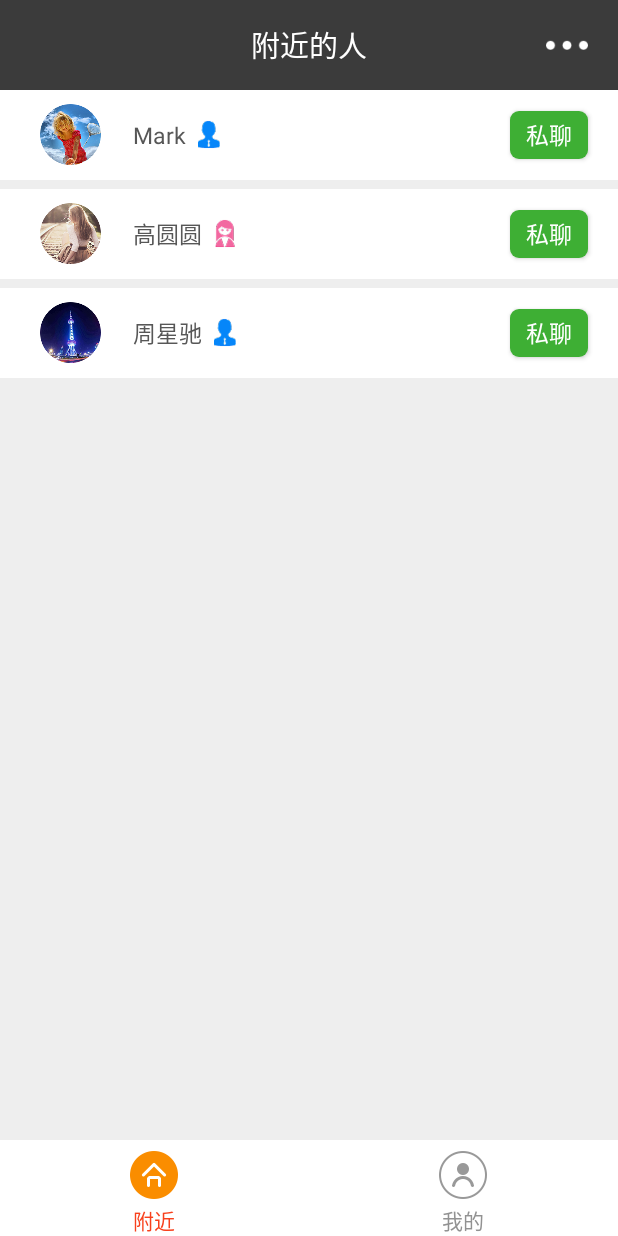
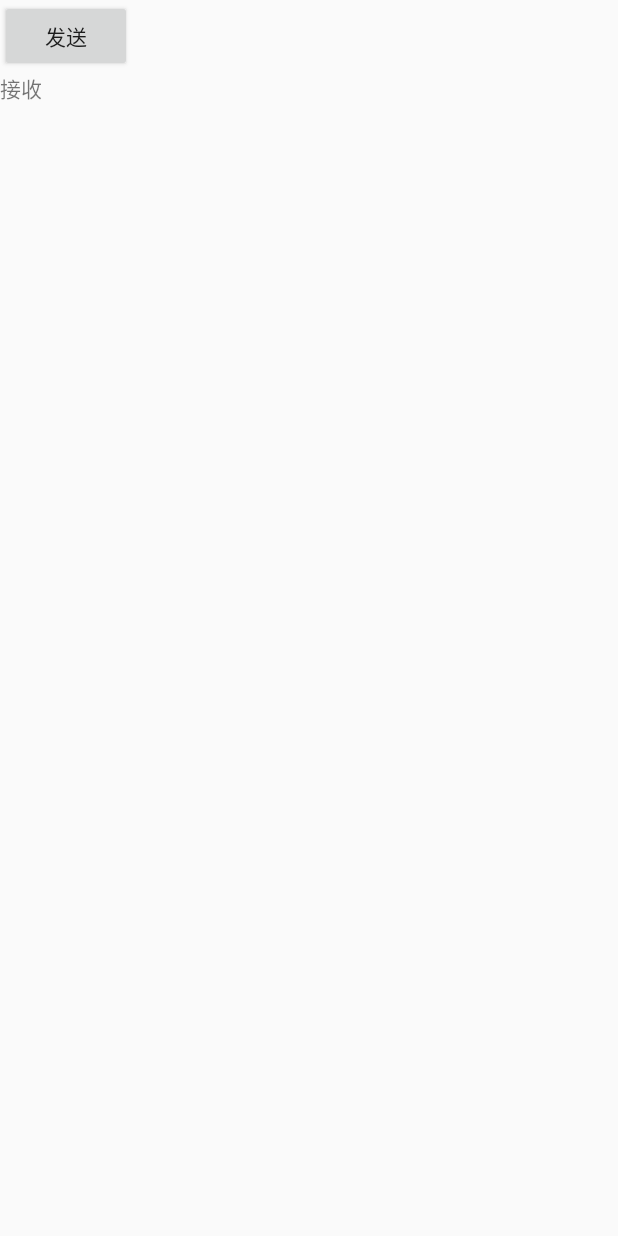
Before and after one commit to sanjeevmoga/nexfi_android_ble, an Android app: the screen it shows after launch (MainActivity), on a phone screen of 412 x 824 dp. Run offline under Robolectric (Android 15) with nearby library versions, the phone set to English and light mode, and no system bars; libraries missing offline, so code that uses them is left out: com.google.protobuf; 6 statements that could not run were skipped.

Commit message:
解决MainActivity冲突

```diff
--- a/app/src/main/java/com/nexfi/yuanpeigen/nexfi_android_ble/activity/MainActivity.java
+++ b/app/src/main/java/com/nexfi/yuanpeigen/nexfi_android_ble/activity/MainActivity.java
@@ -1,33 +1,25 @@
 package com.nexfi.yuanpeigen.nexfi_android_ble.activity;
 
 import android.app.FragmentManager;
-import android.app.FragmentTransaction;
-import android.bluetooth.BluetoothAdapter;
-import android.bluetooth.BluetoothDevice;
-import android.content.BroadcastReceiver;
-import android.content.Context;
-import android.content.Intent;
-import android.content.IntentFilter;
 import android.os.Bundle;
 import android.os.Handler;
-import android.os.Message;
 import android.support.v4.app.FragmentActivity;
 import android.util.Log;
 import android.view.KeyEvent;
+import android.view.View;
+import android.widget.Button;
 import android.widget.RadioButton;
 import android.widget.RadioGroup;
+import android.widget.TextView;
 import android.widget.Toast;
 
 import com.nexfi.yuanpeigen.nexfi_android_ble.R;
 import com.nexfi.yuanpeigen.nexfi_android_ble.fragment.FragmentMine;
 import com.nexfi.yuanpeigen.nexfi_android_ble.fragment.FragmentNearby;
 import com.nexfi.yuanpeigen.nexfi_android_ble.model.Node;
-import com.nexfi.yuanpeigen.nexfi_android_ble.util.Debug;
-
-import java.util.Set;
 
 
-public class MainActivity extends FragmentActivity implements RadioGroup.OnCheckedChangeListener {
+public class MainActivity extends FragmentActivity implements RadioGroup.OnCheckedChangeListener, View.OnClickListener {
 
     private FragmentManager mFragmentManager;
     private RadioGroup myTabRg;
@@ -39,156 +31,69 @@ public class MainActivity extends FragmentActivity implements RadioGroup.OnCheck
 
     private Node node;
     private int REQUEST_ENABLE = 1;
-
-
+    Button button;
+    TextView textView;
     @Override
     protected void onCreate(Bundle savedInstanceState) {
         super.onCreate(savedInstanceState);
         setContentView(R.layout.activity_main);
         node = new Node(this);
-//        getBle();
-        initBle();
-//        initBle();
-        initView();
-        initNearByFragment();
-        rb_nearby.setChecked(true);
-        mHandler = new Handler() {
-            @Override
-            public void handleMessage(Message msg) {
-                super.handleMessage(msg);
-                isExit = false;
-            }
-        };
+        button= (Button) findViewById(R.id.button_send);
+        button.setOnClickListener(this);
+        textView= (TextView) findViewById(R.id.tv_text);
+//        initView();
+//        initNearByFragment();
+//        rb_nearby.setChecked(true);
+//        mHandler = new Handler() {
+//            @Override
+//            public void handleMessage(Message msg) {
+//                super.handleMessage(msg);
+//                isExit = false;
+//            }
+//        };
     }
 
-    BluetoothReceiver receiver;
-
-
-    private void getBle() {
-
-    }
-
-    private void initBle() {
-        BluetoothAdapter
-                mAdapter = BluetoothAdapter.getDefaultAdapter();
-
-        if (!mAdapter.isEnabled()) {
-
-            //弹出对话框提示用户是后打开
-            Intent enabler = new Intent(BluetoothAdapter.ACTION_REQUEST_ENABLE);
-            startActivityForResult(enabler, REQUEST_ENABLE);
-
-        }
-
-        BluetoothAdapter adapter = BluetoothAdapter.getDefaultAdapter();
-        Set<BluetoothDevice> devices = adapter.getBondedDevices();
-        for (int i = 0; i < devices.size(); i++) {
-            BluetoothDevice device = (BluetoothDevice) devices.iterator().next();
-            System.out.println(device.getName());
-            if (Debug.DEBUG) {
-                Log.e("TAG", "open bluetooth----------------------------------------" + device.getName());
-            }
-        }
-
-
-        if (Debug.DEBUG) {
-            Log.e("TAG", "open bluetooth----------------------------------------");
-        }
-
-        IntentFilter filter = new IntentFilter(BluetoothDevice.ACTION_FOUND);
-        receiver = new BluetoothReceiver();
-        registerReceiver(receiver, filter);
-        if (Debug.DEBUG) {
-            Log.e("TAG", "send broadcast------------------------------------------------------");
-        }
-        mAdapter.startDiscovery();
-        if (Debug.DEBUG) {
-            Log.e("TAG", "start discovery------------------------------------------------------");
-        }
-
-    }
-
-
-    private class BluetoothReceiver extends BroadcastReceiver {
-        @Override
-        public void onReceive(Context context, Intent intent) {
-            String action = intent.getAction();
-            if (Debug.DEBUG) {
-                Log.e("TAG", "receive action------------------------------------------------------");
-            }
-            if (BluetoothDevice.ACTION_FOUND.equals(action)) {
-
-                if (Debug.DEBUG) {
-                    Log.e("TAG", "ACTION_FOUND------------------------------------------------------------------------------------");
-                }
-                BluetoothDevice device = intent.getParcelableExtra(BluetoothDevice.EXTRA_DEVICE);
-                Log.v("TAG", "find device:" + device.getName()
-
-                        + device.getAddress());
-
-
-//                if (isLock(device)) {
-////                    devices.add(device.getName());
-//                }
-//                deviceList.add(device);
-            }
-//            showDevices();
-        }
-    }
-
-//    private boolean isLock(BluetoothDevice device) {
-//        boolean isLockName = (device.getName()).equals(lockName);
-//        boolean isSingleDevice = devices.indexOf(device.getName()) == -1;
-//        return isLockName && isSingleDevice;
+//    private void initView() {
+//        myTabRg = (RadioGroup) findViewById(R.id.tab_menu);
+//        rb_nearby = (RadioButton) findViewById(R.id.rb_nearby);
+//        rb_settings = (RadioButton) findViewById(R.id.rb_mine);
+//        myTabRg.setOnCheckedChangeListener(this);
 //    }
-
-//    private void showDevices() {
-//        ArrayAdapter<String> adapter = new ArrayAdapter<String>(this, android.R.layout.simple_list_item_1,
-//                devices);
-//        listView.setAdapter(adapter);
+//
+//
+//    private void initNearByFragment() {
+//        mFragmentManager = getFragmentManager();
+//        fragmentNearby = new FragmentNearby();
+//        fragmentMine = new FragmentMine();
+//        FragmentTransaction mFragmentTransaction = mFragmentManager.beginTransaction();
+//        mFragmentTransaction.add(R.id.container, fragmentMine)
+//                .add(R.id.container, fragmentNearby)
+//                .hide(fragmentMine).commit();
 //    }
-
-    private void initView() {
-        myTabRg = (RadioGroup) findViewById(R.id.tab_menu);
-        rb_nearby = (RadioButton) findViewById(R.id.rb_nearby);
-        rb_settings = (RadioButton) findViewById(R.id.rb_mine);
-        myTabRg.setOnCheckedChangeListener(this);
-    }
-
-
-    private void initNearByFragment() {
-        mFragmentManager = getFragmentManager();
-        fragmentNearby = new FragmentNearby();
-        fragmentMine = new FragmentMine();
-        FragmentTransaction mFragmentTransaction = mFragmentManager.beginTransaction();
-        mFragmentTransaction.add(R.id.container, fragmentMine)
-                .add(R.id.container, fragmentNearby)
-                .hide(fragmentMine).commit();
-    }
-
-    private void initMineFragment() {
-        mFragmentManager = getFragmentManager();
-        fragmentNearby = new FragmentNearby();
-        fragmentMine = new FragmentMine();
-        FragmentTransaction mFragmentTransaction = mFragmentManager.beginTransaction();
-        mFragmentTransaction.add(R.id.container, fragmentMine)
-                .add(R.id.container, fragmentNearby)
-                .hide(fragmentNearby).commit();
-    }
-
-
+//
+//    private void initMineFragment() {
+//        mFragmentManager = getFragmentManager();
+//        fragmentNearby = new FragmentNearby();
+//        fragmentMine = new FragmentMine();
+//        FragmentTransaction mFragmentTransaction = mFragmentManager.beginTransaction();
+//        mFragmentTransaction.add(R.id.container, fragmentMine)
+//                .add(R.id.container, fragmentNearby)
+//                .hide(fragmentNearby).commit();
+//    }
+//
+//
     @Override
     public void onCheckedChanged(RadioGroup group, int checkedId) {
-        switch (checkedId) {
-            case R.id.rb_nearby:
-                mFragmentManager.beginTransaction()
-                        .show(fragmentNearby).hide(fragmentMine).commit();
-                break;
-            case R.id.rb_mine:
-                mFragmentManager.beginTransaction()
-                        .show(fragmentMine).hide(fragmentNearby).commit();
-                break;
-        }
+//        switch (checkedId) {
+//            case R.id.rb_nearby:
+//                mFragmentManager.beginTransaction()
+//                        .show(fragmentNearby).hide(fragmentMine).commit();
+//                break;
+//            case R.id.rb_mine:
+//                mFragmentManager.beginTransaction()
+//                        .show(fragmentMine).hide(fragmentNearby).commit();
+//                break;
+//        }
     }
 
     @Override
@@ -211,7 +116,7 @@ public class MainActivity extends FragmentActivity implements RadioGroup.OnCheck
     protected void onStart() {
         super.onStart();
         node.start();
-        sendFrames();
+//        sendFrames();
     }
 
     @Override
@@ -229,13 +134,14 @@ public class MainActivity extends FragmentActivity implements RadioGroup.OnCheck
 //            Log.e("TAG",node.getLinks().size() + " connected------------------------"+node.getLinks().get(i).getNodeId());//1 connected------------------------229689687511020547
 //            //拿到连接个数
 //            //怎么获得具体用户信息呢？？给每个用户发送请求，然后对方把自己的信息发过来
-        sendFrames();
+//        sendFrames();
 //        }
     }
 
     //接收到的数据
     public void refreshFrames(byte[] fromData) {
         Log.e("TAG", new String(fromData) + " -----refreshFrames------------------------------------");
+        textView.setText(new String(fromData));
     }
 
 
@@ -254,4 +160,15 @@ public class MainActivity extends FragmentActivity implements RadioGroup.OnCheck
 //            node.broadcastFrame(frameData);
 //        }
     }
+
+    /**
+     * Called when a view has been clicked.
+     *
+     * @param v The view that was clicked.
+     */
+    @Override
+    public void onClick(View v) {
+        //点击的时候发送请求
+        sendFrames();
+    }
 }
--- a/app/src/main/java/com/nexfi/yuanpeigen/nexfi_android_ble/bean/UserMessage.java
+++ b/app/src/main/java/com/nexfi/yuanpeigen/nexfi_android_ble/bean/UserMessage.java
@@ -6,7 +6,7 @@ package com.nexfi.yuanpeigen.nexfi_android_ble.bean;
 public class UserMessage extends BaseMessage {
     public String userId;
     public String userNick;
-    public String userAge;
+    public int userAge;
     public String userGender;
     public int userAvatar;
 }
--- a/app/src/main/res/layout/activity_main.xml
+++ b/app/src/main/res/layout/activity_main.xml
@@ -5,53 +5,67 @@
     android:layout_height="match_parent"
     tools:context=".MainActivity">
 
-    <LinearLayout
-        android:id="@+id/container"
-        android:layout_width="match_parent"
-        android:layout_height="match_parent"
-        android:orientation="horizontal" />
 
-    <FrameLayout
-        android:layout_width="match_parent"
+    <Button
+        android:id="@+id/button_send"
+        android:layout_width="wrap_content"
         android:layout_height="wrap_content"
-        android:layout_alignParentBottom="true"
-        android:background="#FFF"
-        android:paddingTop="4dp">
+        android:text="发送"/>
 
-        <RadioGroup
-            android:id="@+id/tab_menu"
-            android:layout_width="match_parent"
-            android:layout_height="wrap_content"
-            android:layout_marginTop="3dp"
-            android:orientation="horizontal">
+    <TextView
+        android:id="@+id/tv_text"
+        android:layout_below="@+id/button_send"
+        android:layout_width="wrap_content"
+        android:layout_height="wrap_content"
+        android:text="接收"/>
 
-            <RadioButton
-                android:id="@+id/rb_nearby"
-                android:layout_width="0dp"
-                android:layout_height="wrap_content"
-                android:layout_gravity="bottom"
-                android:layout_weight="1"
-                android:button="@null"
-                android:checked="true"
-                android:drawablePadding="3dp"
-                android:drawableTop="@drawable/selector_nearbye"
-                android:gravity="center_horizontal|bottom"
-                android:text="附近"
-                android:textColor="@drawable/selector_text" />
+    <!--<LinearLayout-->
+        <!--android:id="@+id/container"-->
+        <!--android:layout_width="match_parent"-->
+        <!--android:layout_height="match_parent"-->
+        <!--android:orientation="horizontal" />-->
 
-            <RadioButton
-                android:id="@+id/rb_mine"
-                android:layout_width="0dp"
-                android:layout_height="wrap_content"
-                android:layout_gravity="bottom"
-                android:layout_weight="1"
-                android:button="@null"
-                android:checked="true"
-                android:drawablePadding="3dp"
-                android:drawableTop="@drawable/selector_mine"
-                android:gravity="center_horizontal|bottom"
-                android:text="我的"
-                android:textColor="@drawable/selector_text" />
-        </RadioGroup>
-    </FrameLayout>
+    <!--<FrameLayout-->
+        <!--android:layout_width="match_parent"-->
+        <!--android:layout_height="wrap_content"-->
+        <!--android:layout_alignParentBottom="true"-->
+        <!--android:background="#FFF"-->
+        <!--android:paddingTop="4dp">-->
+
+        <!--<RadioGroup-->
+            <!--android:id="@+id/tab_menu"-->
+            <!--android:layout_width="match_parent"-->
+            <!--android:layout_height="wrap_content"-->
+            <!--android:layout_marginTop="3dp"-->
+            <!--android:orientation="horizontal">-->
+
+            <!--<RadioButton-->
+                <!--android:id="@+id/rb_nearby"-->
+                <!--android:layout_width="0dp"-->
+                <!--android:layout_height="wrap_content"-->
+                <!--android:layout_gravity="bottom"-->
+                <!--android:layout_weight="1"-->
+                <!--android:button="@null"-->
+                <!--android:checked="true"-->
+                <!--android:drawablePadding="3dp"-->
+                <!--android:drawableTop="@drawable/selector_nearbye"-->
+                <!--android:gravity="center_horizontal|bottom"-->
+                <!--android:text="附近"-->
+                <!--android:textColor="@drawable/selector_text" />-->
+
+            <!--<RadioButton-->
+                <!--android:id="@+id/rb_mine"-->
+                <!--android:layout_width="0dp"-->
+                <!--android:layout_height="wrap_content"-->
+                <!--android:layout_gravity="bottom"-->
+                <!--android:layout_weight="1"-->
+                <!--android:button="@null"-->
+                <!--android:checked="true"-->
+                <!--android:drawablePadding="3dp"-->
+                <!--android:drawableTop="@drawable/selector_mine"-->
+                <!--android:gravity="center_horizontal|bottom"-->
+                <!--android:text="我的"-->
+                <!--android:textColor="@drawable/selector_text" />-->
+        <!--</RadioGroup>-->
+    <!--</FrameLayout>-->
 </RelativeLayout>
```
Also changed, not shown: app/src/main/java/com/nexfi/yuanpeigen/nexfi_android_ble/model/Node.java (+13 -11 lines).
